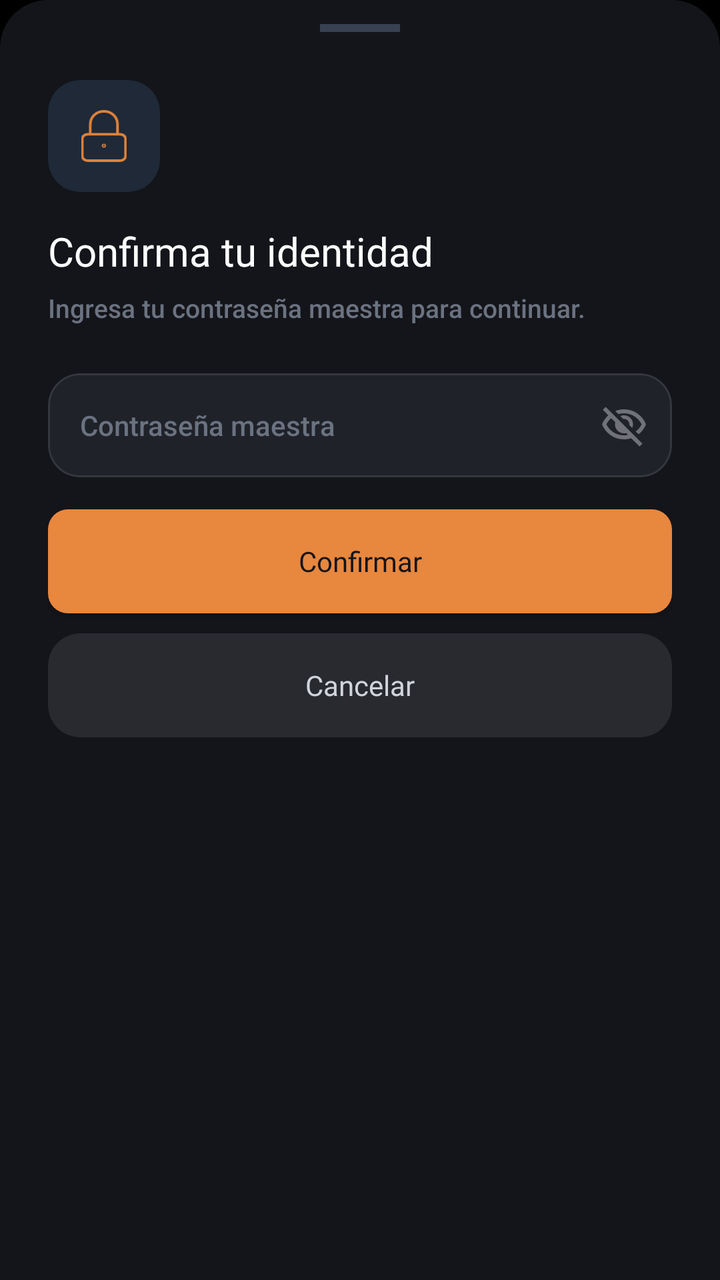
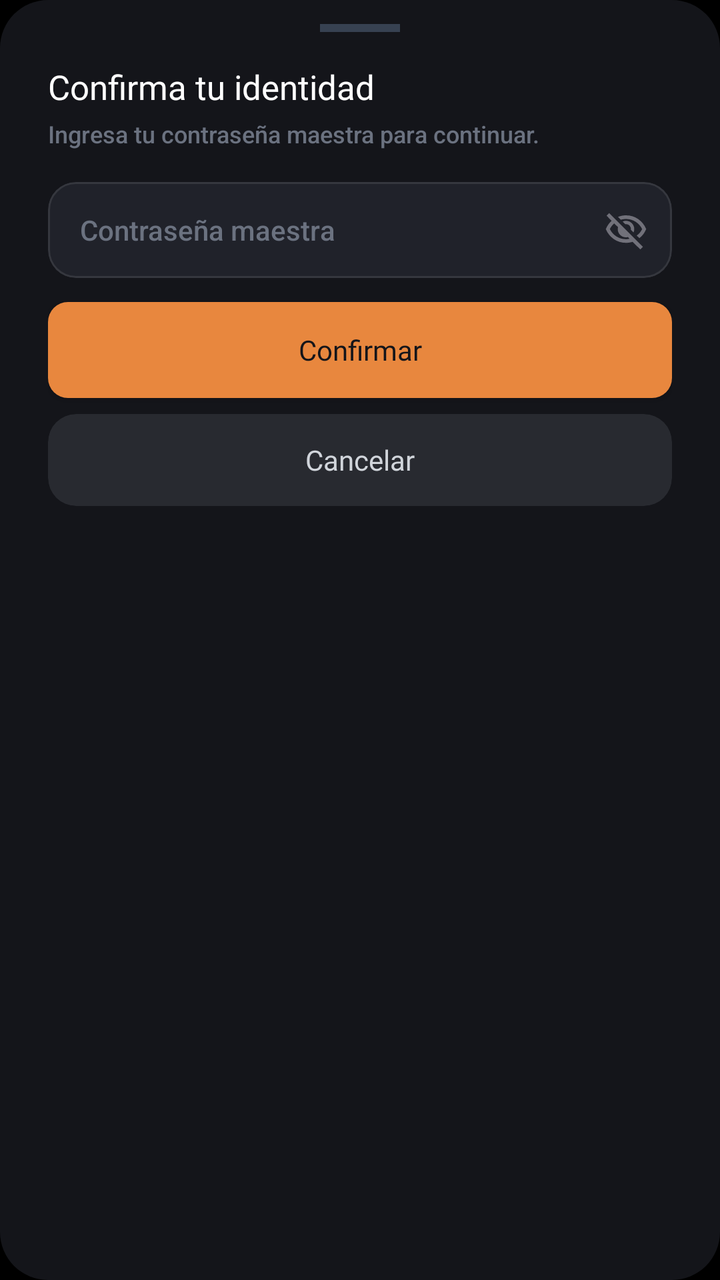

Before-and-after screenshots of an Android layout around one commit, followed by the original layout XML and the change that was made.
<!-- AndroidManifest.xml: application theme Theme.MyApplication -->
<!-- res/layout/dialog_confirm_master_key.xml -->
<?xml version="1.0" encoding="utf-8"?>
<LinearLayout xmlns:android="http://schemas.android.com/apk/res/android"
    xmlns:app="http://schemas.android.com/apk/res-auto"
    android:layout_width="match_parent"
    android:layout_height="wrap_content"
    android:background="@drawable/bg_bottom_sheet"
    android:gravity="start"
    android:orientation="vertical"
    android:paddingStart="24dp"
    android:paddingTop="12dp"
    android:paddingEnd="24dp"
    android:paddingBottom="36dp">

    
    <View
        android:layout_width="40dp"
        android:layout_height="4dp"
        android:layout_gravity="center_horizontal"
        android:layout_marginBottom="24dp"
        android:background="#374151" />

    
    <com.google.android.material.card.MaterialCardView
        android:layout_width="56dp"
        android:layout_height="56dp"
        android:layout_gravity="start"
        android:layout_marginBottom="16dp"
        app:cardBackgroundColor="#1F2937"
        app:cardCornerRadius="16dp"
        app:cardElevation="0dp"
        app:strokeWidth="0dp">

        <ImageView
            android:layout_width="26dp"
            android:layout_height="26dp"
            android:layout_gravity="center"
            android:contentDescription="Candado"
            android:src="@drawable/ic_security_lock"
            app:tint="@color/orange_primary" />
    </com.google.android.material.card.MaterialCardView>

    
    <TextView
        android:id="@+id/tvConfirmTitle"
        android:layout_width="match_parent"
        android:layout_height="wrap_content"
        android:layout_marginBottom="6dp"
        android:fontFamily="@font/inter_bold"
        android:text="Confirma tu identidad"
        android:textColor="@color/text_primary"
        android:textSize="20sp" />

    
    <TextView
        android:id="@+id/tvConfirmSubtitle"
        android:layout_width="match_parent"
        android:layout_height="wrap_content"
        android:layout_marginBottom="24dp"
        android:fontFamily="sans-serif-medium"
        android:text="Ingresa tu contraseña maestra para continuar."
        android:textColor="@color/text_muted"
        android:textSize="13sp" />

    
    <com.google.android.material.card.MaterialCardView
        android:layout_width="match_parent"
        android:layout_height="wrap_content"
        android:layout_marginBottom="8dp"
        app:cardBackgroundColor="@color/bg_dark_card"
        app:cardCornerRadius="16dp"
        app:cardElevation="0dp"
        app:strokeColor="@color/border_color"
        app:strokeWidth="1dp">

        <LinearLayout
            android:layout_width="match_parent"
            android:layout_height="52dp"
            android:gravity="center_vertical"
            android:orientation="horizontal"
            android:paddingStart="16dp"
            android:paddingEnd="12dp">

            <EditText
                android:id="@+id/etMasterKeyInput"
                android:layout_width="0dp"
                android:layout_height="match_parent"
                android:layout_weight="1"
                android:background="@null"
                android:fontFamily="sans-serif-medium"
                android:hint="Contraseña maestra"
                android:inputType="textPassword"
                android:maxLines="1"
                android:textColor="@color/text_primary"
                android:textColorHint="@color/text_muted"
                android:textSize="14sp" />

            <ImageView
                android:id="@+id/ivToggleMasterKey"
                android:layout_width="24dp"
                android:layout_height="24dp"
                android:contentDescription="Ver contraseña"
                android:src="@drawable/ojo_cerrado" />
        </LinearLayout>
    </com.google.android.material.card.MaterialCardView>

    
    <TextView
        android:id="@+id/tvMasterKeyError"
        android:layout_width="match_parent"
        android:layout_height="wrap_content"
        android:layout_marginBottom="16dp"
        android:fontFamily="sans-serif-medium"
        android:text="Contraseña incorrecta. Inténtalo de nuevo."
        android:textColor="#EF4444"
        android:textSize="12sp"
        android:visibility="gone" />

    
    <androidx.appcompat.widget.AppCompatButton
        android:id="@+id/btnConfirmMasterKey"
        android:layout_width="match_parent"
        android:layout_height="52dp"
        android:layout_marginTop="8dp"
        android:background="@drawable/bg_primary_button"
        android:fontFamily="@font/inter_bold"
        android:text="Confirmar"
        android:textAllCaps="false"
        android:textColor="@color/bg_main"
        android:textSize="14sp"
        app:backgroundTint="@null" />

    
    <com.google.android.material.card.MaterialCardView
        android:id="@+id/btnCancelMasterKey"
        android:layout_width="match_parent"
        android:layout_height="52dp"
        android:layout_marginTop="10dp"
        app:cardBackgroundColor="#282A30"
        app:cardCornerRadius="16dp"
        app:cardElevation="0dp"
        app:strokeWidth="0dp">

        <TextView
            android:layout_width="match_parent"
            android:layout_height="match_parent"
            android:fontFamily="@font/inter_bold"
            android:gravity="center"
            android:text="Cancelar"
            android:textColor="@color/text_soft"
            android:textSize="14sp" />
    </com.google.android.material.card.MaterialCardView>

</LinearLayout>
<!-- resources referenced by this layout -->
<resources>
  <color name="bg_dark_card">#20222A</color>
  <color name="bg_main">#14151A</color>
  <color name="border_color">#35373E</color>
  <color name="orange_primary">#E08238</color>
  <color name="text_muted">#6B7280</color>
  <color name="text_primary">#FFFFFF</color>
  <color name="text_soft">#D1D5DB</color>
  <!-- drawable bg_bottom_sheet (drawable) -->
  <?xml version="1.0" encoding="utf-8"?>
  <shape xmlns:android="http://schemas.android.com/apk/res/android"
      android:shape="rectangle">
      
      <solid android:color="#14151A" />
      
      <corners
          android:topLeftRadius="24dp"
          android:topRightRadius="24dp"
          android:bottomLeftRadius="0dp"
          android:bottomRightRadius="0dp" />
  </shape>
  <!-- drawable bg_primary_button (drawable) -->
  <?xml version="1.0" encoding="utf-8"?>
  <shape xmlns:android="http://schemas.android.com/apk/res/android"
      android:shape="rectangle">
      <corners android:radius="10dp" />
      <solid android:color="#E8873E" />
  </shape>
  <!-- drawable ic_security_lock (drawable) -->
  <vector xmlns:android="http://schemas.android.com/apk/res/android"
      android:width="53dp"
      android:height="60dp"
      android:viewportWidth="53"
      android:viewportHeight="60">
    <path
        android:pathData="M44.735,27.964H8.051C4.433,27.964 1.5,30.243 1.5,33.054V53.411C1.5,56.221 4.433,58.5 8.051,58.5H44.735C48.353,58.5 51.286,56.221 51.286,53.411V33.054C51.286,30.243 48.353,27.964 44.735,27.964Z"
        android:strokeLineJoin="round"
        android:strokeWidth="3"
        android:fillColor="#00000000"
        android:strokeColor="#F2A25C"
        android:strokeLineCap="round"/>
    <path
        android:pathData="M10.671,27.964V16.768C10.671,7.607 17.877,1.5 26.393,1.5C34.909,1.5 42.114,7.607 42.114,16.768V27.964"
        android:strokeLineJoin="round"
        android:strokeWidth="3"
        android:fillColor="#00000000"
        android:strokeColor="#F2A25C"
        android:strokeLineCap="round"/>
    <path
        android:pathData="M26.393,41.705C26.755,41.705 27.048,41.478 27.048,41.196C27.048,40.915 26.755,40.688 26.393,40.688C26.031,40.688 25.738,40.915 25.738,41.196C25.738,41.478 26.031,41.705 26.393,41.705Z"
        android:strokeLineJoin="round"
        android:strokeWidth="3.5"
        android:fillColor="#F2A25C"
        android:strokeColor="#F2A25C"
        android:strokeLineCap="round"/>
  </vector>
  <!-- drawable ojo_cerrado (drawable) -->
  <vector xmlns:android="http://schemas.android.com/apk/res/android"
      android:width="24dp"
      android:height="24dp"
      android:viewportWidth="960"
      android:viewportHeight="960">
    <path
        android:pathData="m644,532 l-58,-58q9,-47 -27,-88t-93,-32l-58,-58q17,-8 34.5,-12t37.5,-4q75,0 127.5,52.5T660,460q0,20 -4,37.5T644,532ZM772,658 L714,602q38,-29 67.5,-63.5T832,460q-50,-101 -143.5,-160.5T480,240q-29,0 -57,4t-55,12l-62,-62q41,-17 84,-25.5t90,-8.5q151,0 269,83.5T920,460q-23,59 -60.5,109.5T772,658ZM792,904L624,738q-35,11 -70.5,16.5T480,760q-151,0 -269,-83.5T40,460q21,-53 53,-98.5t73,-81.5L56,168l56,-56 736,736 -56,56ZM222,336q-29,26 -53,57t-41,67q50,101 143.5,160.5T480,680q20,0 39,-2.5t39,-5.5l-36,-38q-11,3 -21,4.5t-21,1.5q-75,0 -127.5,-52.5T300,460q0,-11 1.5,-21t4.5,-21l-84,-82ZM541,429ZM390,504Z"
        android:fillColor="#71717A"/>
  </vector>
  <style name="Theme.MyApplication" parent="Base.Theme.MyApplication" />
  <style name="Base.Theme.MyApplication" parent="Theme.Material3.DayNight.NoActionBar">
          <item name="android:windowBackground">#000000</item>
      </style>
</resources>

<!-- the commit's change to res/layout/dialog_confirm_master_key.xml (unified diff, before → after) -->
@@ -3,78 +3,58 @@
     xmlns:app="http://schemas.android.com/apk/res-auto"
     android:layout_width="match_parent"
     android:layout_height="wrap_content"
-    android:background="@drawable/bg_bottom_sheet"
+    android:background="@drawable/bg_dialog_rounded"
     android:gravity="start"
     android:orientation="vertical"
     android:paddingStart="24dp"
     android:paddingTop="12dp"
     android:paddingEnd="24dp"
-    android:paddingBottom="36dp">
+    android:paddingBottom="24dp">
 
     
     <View
         android:layout_width="40dp"
         android:layout_height="4dp"
         android:layout_gravity="center_horizontal"
-        android:layout_marginBottom="24dp"
+        android:layout_marginBottom="16dp"
         android:background="#374151" />
-
-    
-    <com.google.android.material.card.MaterialCardView
-        android:layout_width="56dp"
-        android:layout_height="56dp"
-        android:layout_gravity="start"
-        android:layout_marginBottom="16dp"
-        app:cardBackgroundColor="#1F2937"
-        app:cardCornerRadius="16dp"
-        app:cardElevation="0dp"
-        app:strokeWidth="0dp">
-
-        <ImageView
-            android:layout_width="26dp"
-            android:layout_height="26dp"
-            android:layout_gravity="center"
-            android:contentDescription="Candado"
-            android:src="@drawable/ic_security_lock"
-            app:tint="@color/orange_primary" />
-    </com.google.android.material.card.MaterialCardView>
 
     
     <TextView
         android:id="@+id/tvConfirmTitle"
         android:layout_width="match_parent"
         android:layout_height="wrap_content"
-        android:layout_marginBottom="6dp"
+        android:layout_marginBottom="4dp"
         android:fontFamily="@font/inter_bold"
         android:text="Confirma tu identidad"
         android:textColor="@color/text_primary"
-        android:textSize="20sp" />
+        android:textSize="17sp" />
 
     
     <TextView
         android:id="@+id/tvConfirmSubtitle"
         android:layout_width="match_parent"
         android:layout_height="wrap_content"
-        android:layout_marginBottom="24dp"
+        android:layout_marginBottom="16dp"
         android:fontFamily="sans-serif-medium"
         android:text="Ingresa tu contraseña maestra para continuar."
         android:textColor="@color/text_muted"
-        android:textSize="13sp" />
+        android:textSize="12sp" />
 
     
     <com.google.android.material.card.MaterialCardView
         android:layout_width="match_parent"
         android:layout_height="wrap_content"
-        android:layout_marginBottom="8dp"
+        android:layout_marginBottom="6dp"
         app:cardBackgroundColor="@color/bg_dark_card"
-        app:cardCornerRadius="16dp"
+        app:cardCornerRadius="14dp"
         app:cardElevation="0dp"
         app:strokeColor="@color/border_color"
         app:strokeWidth="1dp">
 
         <LinearLayout
             android:layout_width="match_parent"
-            android:layout_height="52dp"
+            android:layout_height="48dp"
             android:gravity="center_vertical"
             android:orientation="horizontal"
             android:paddingStart="16dp"
@@ -96,8 +76,8 @@
 
             <ImageView
                 android:id="@+id/ivToggleMasterKey"
-                android:layout_width="24dp"
-                android:layout_height="24dp"
+                android:layout_width="22dp"
+                android:layout_height="22dp"
                 android:contentDescription="Ver contraseña"
                 android:src="@drawable/ojo_cerrado" />
         </LinearLayout>
@@ -108,7 +88,7 @@
         android:id="@+id/tvMasterKeyError"
         android:layout_width="match_parent"
         android:layout_height="wrap_content"
-        android:layout_marginBottom="16dp"
+        android:layout_marginBottom="10dp"
         android:fontFamily="sans-serif-medium"
         android:text="Contraseña incorrecta. Inténtalo de nuevo."
         android:textColor="#EF4444"
@@ -119,8 +99,8 @@
     <androidx.appcompat.widget.AppCompatButton
         android:id="@+id/btnConfirmMasterKey"
         android:layout_width="match_parent"
-        android:layout_height="52dp"
-        android:layout_marginTop="8dp"
+        android:layout_height="48dp"
+        android:layout_marginTop="6dp"
         android:background="@drawable/bg_primary_button"
         android:fontFamily="@font/inter_bold"
         android:text="Confirmar"
@@ -133,10 +113,10 @@
     <com.google.android.material.card.MaterialCardView
         android:id="@+id/btnCancelMasterKey"
         android:layout_width="match_parent"
-        android:layout_height="52dp"
-        android:layout_marginTop="10dp"
+        android:layout_height="46dp"
+        android:layout_marginTop="8dp"
         app:cardBackgroundColor="#282A30"
-        app:cardCornerRadius="16dp"
+        app:cardCornerRadius="14dp"
         app:cardElevation="0dp"
         app:strokeWidth="0dp">
 
<!-- resource entries referenced after the edit -->
@@ -3,22 +3,15 @@
   <color name="bg_dark_card">#20222A</color>
   <color name="bg_main">#14151A</color>
   <color name="border_color">#35373E</color>
-  <color name="orange_primary">#E08238</color>
   <color name="text_muted">#6B7280</color>
   <color name="text_primary">#FFFFFF</color>
   <color name="text_soft">#D1D5DB</color>
-  <!-- drawable bg_bottom_sheet (drawable) -->
+  <!-- drawable bg_dialog_rounded (drawable) -->
   <?xml version="1.0" encoding="utf-8"?>
   <shape xmlns:android="http://schemas.android.com/apk/res/android"
       android:shape="rectangle">
-      
       <solid android:color="#14151A" />
-      
-      <corners
-          android:topLeftRadius="24dp"
-          android:topRightRadius="24dp"
-          android:bottomLeftRadius="0dp"
-          android:bottomRightRadius="0dp" />
+      <corners android:radius="24dp" />
   </shape>
   <!-- drawable bg_primary_button (drawable) -->
   <?xml version="1.0" encoding="utf-8"?>
@@ -27,34 +20,6 @@
       <corners android:radius="10dp" />
       <solid android:color="#E8873E" />
   </shape>
-  <!-- drawable ic_security_lock (drawable) -->
-  <vector xmlns:android="http://schemas.android.com/apk/res/android"
-      android:width="53dp"
-      android:height="60dp"
-      android:viewportWidth="53"
-      android:viewportHeight="60">
-    <path
-        android:pathData="M44.735,27.964H8.051C4.433,27.964 1.5,30.243 1.5,33.054V53.411C1.5,56.221 4.433,58.5 8.051,58.5H44.735C48.353,58.5 51.286,56.221 51.286,53.411V33.054C51.286,30.243 48.353,27.964 44.735,27.964Z"
-        android:strokeLineJoin="round"
-        android:strokeWidth="3"
-        android:fillColor="#00000000"
-        android:strokeColor="#F2A25C"
-        android:strokeLineCap="round"/>
-    <path
-        android:pathData="M10.671,27.964V16.768C10.671,7.607 17.877,1.5 26.393,1.5C34.909,1.5 42.114,7.607 42.114,16.768V27.964"
-        android:strokeLineJoin="round"
-        android:strokeWidth="3"
-        android:fillColor="#00000000"
-        android:strokeColor="#F2A25C"
-        android:strokeLineCap="round"/>
-    <path
-        android:pathData="M26.393,41.705C26.755,41.705 27.048,41.478 27.048,41.196C27.048,40.915 26.755,40.688 26.393,40.688C26.031,40.688 25.738,40.915 25.738,41.196C25.738,41.478 26.031,41.705 26.393,41.705Z"
-        android:strokeLineJoin="round"
-        android:strokeWidth="3.5"
-        android:fillColor="#F2A25C"
-        android:strokeColor="#F2A25C"
-        android:strokeLineCap="round"/>
-  </vector>
   <!-- drawable ojo_cerrado (drawable) -->
   <vector xmlns:android="http://schemas.android.com/apk/res/android"
       android:width="24dp"
